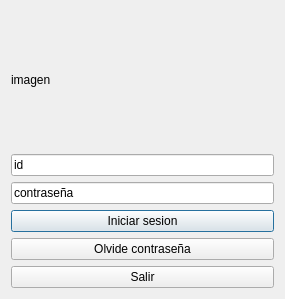
This is Proyecto_Cine/iniciosesion.ui in moyeta-tech/Cine as Qt 5 draws it before an edit. The edited form follows.
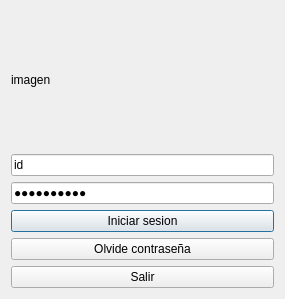
This is the edited form.

Diff of the .ui file:
```diff
--- a/Proyecto_Cine/iniciosesion.ui
+++ b/Proyecto_Cine/iniciosesion.ui
@@ -35,6 +35,9 @@
        <property name="text">
         <string>contraseña</string>
        </property>
+       <property name="echoMode">
+        <enum>QLineEdit::EchoMode::Password</enum>
+       </property>
       </widget>
      </item>
      <item>
```
